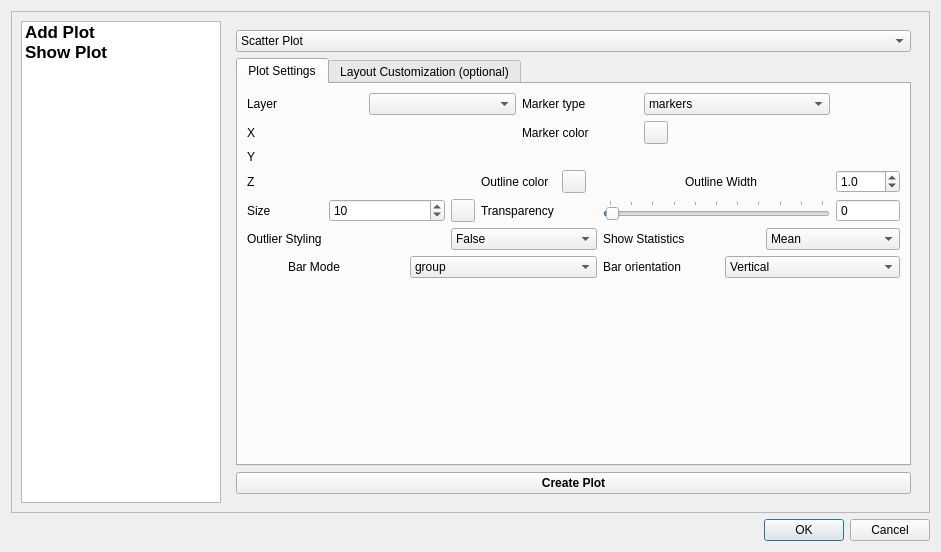
Old version of the form ui/plotDialog.ui in the repository lucacasagrande/DataPlot.
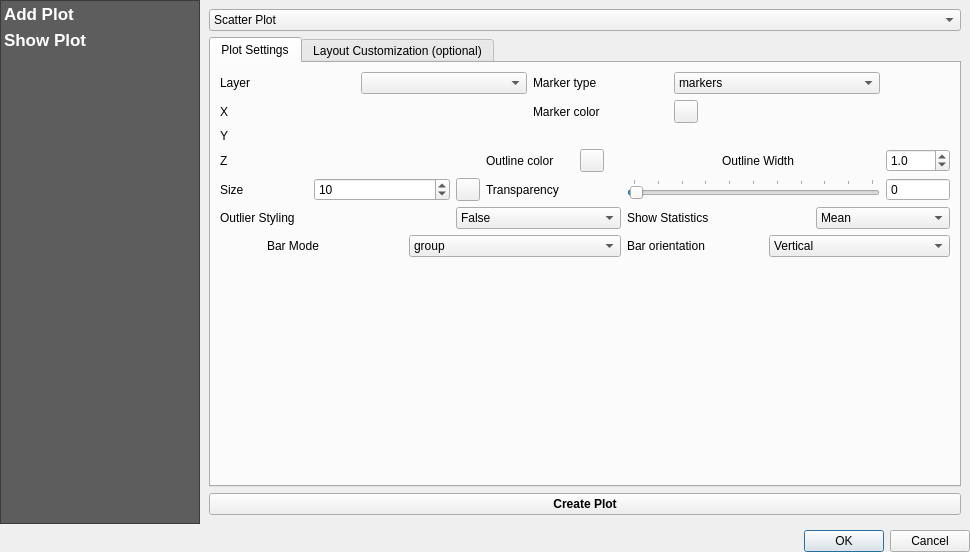
New version of the form. Custom widgets are drawn as their Qt base class.

Commit message: add CSS to the menu, change some UI settings (#10)

```diff
--- a/ui/plotDialog.ui
+++ b/ui/plotDialog.ui
@@ -6,16 +6,22 @@
    <rect>
     <x>0</x>
     <y>0</y>
-    <width>941</width>
+    <width>970</width>
     <height>552</height>
    </rect>
   </property>
   <property name="windowTitle">
-   <string>Dialog</string>
+   <string>DataPlot</string>
   </property>
   <layout class="QVBoxLayout" name="verticalLayout">
+   <property name="margin">
+    <number>0</number>
+   </property>
    <item>
     <widget class="QScrollArea" name="scrollArea">
+     <property name="frameShape">
+      <enum>QFrame::NoFrame</enum>
+     </property>
      <property name="widgetResizable">
       <bool>true</bool>
      </property>
@@ -24,11 +30,17 @@
        <rect>
         <x>0</x>
         <y>0</y>
-        <width>921</width>
-        <height>495</height>
+        <width>970</width>
+        <height>518</height>
        </rect>
       </property>
       <layout class="QHBoxLayout" name="horizontalLayout">
+       <property name="spacing">
+        <number>0</number>
+       </property>
+       <property name="margin">
+        <number>0</number>
+       </property>
        <item>
         <widget class="QListWidget" name="listWidget">
          <property name="maximumSize">
@@ -37,6 +49,21 @@
            <height>16777215</height>
           </size>
          </property>
+         <property name="styleSheet">
+          <string notr="true">QListWidget{
+	background-color: rgb(69, 69, 69, 220);
+	outline: 0;
+}
+QListWidget::item {
+	color: white;
+	padding: 3px;
+}
+QListWidget::item::selected {
+	color: black;
+	background-color:palette(Window);
+    padding-right: 0px;
+}</string>
+         </property>
          <item>
           <property name="text">
            <string>Add Plot</string>
```
